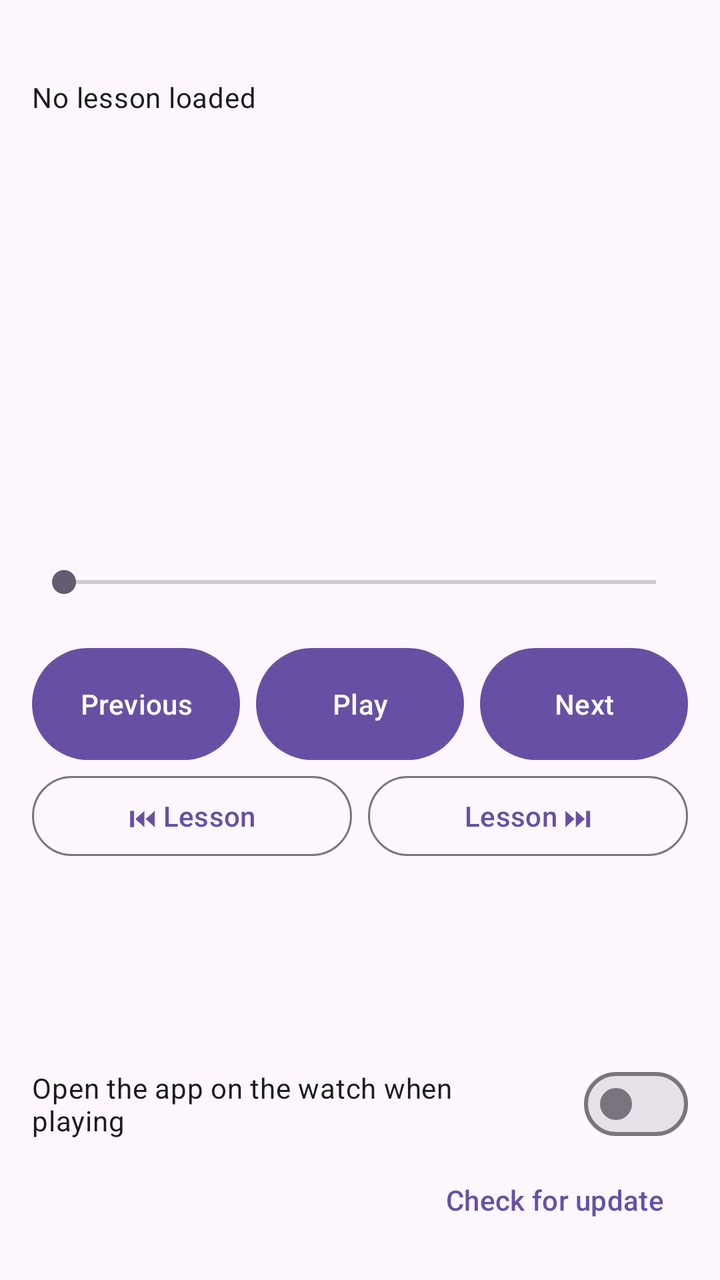
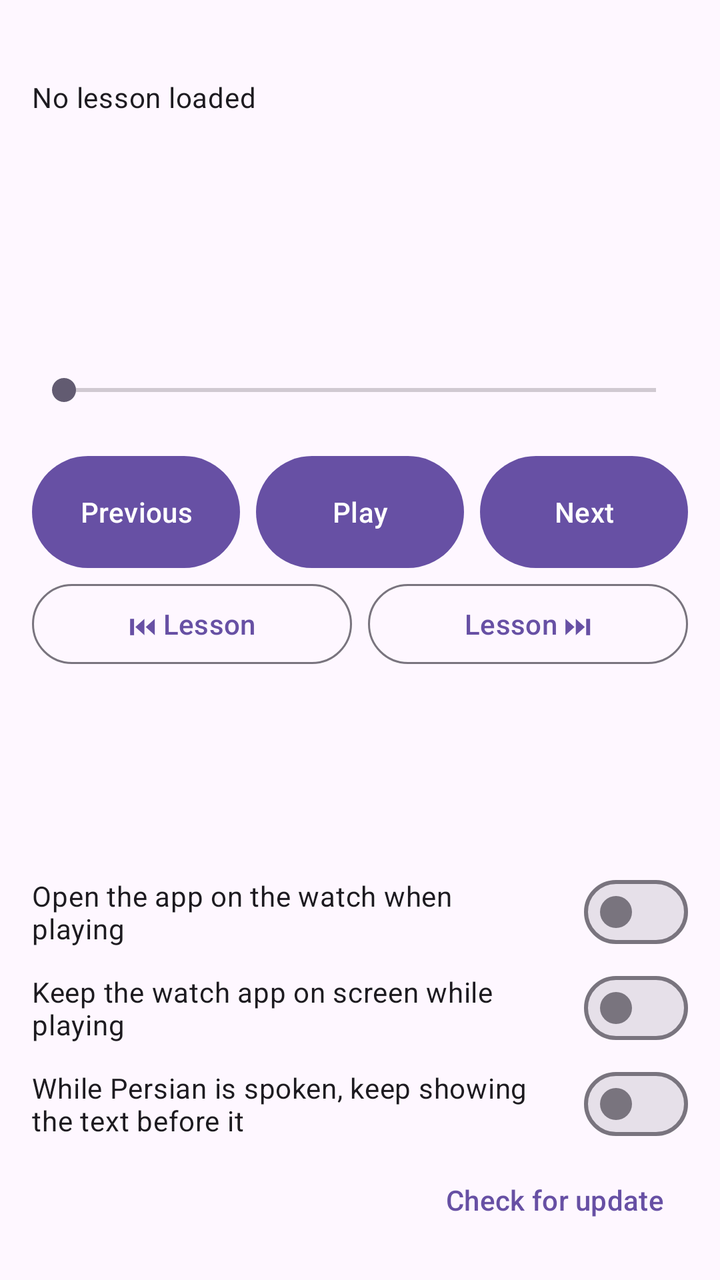

Screens rendered from an Android XML layout before and after an edit, with the pre-edit source and the edit as a unified diff.
<!-- AndroidManifest.xml: application theme Theme.LessonSubtitles -->
<!-- res/layout/panel_player.xml -->
<?xml version="1.0" encoding="utf-8"?>
<LinearLayout xmlns:android="http://schemas.android.com/apk/res/android"
    android:id="@+id/playerPanel"
    android:layout_width="match_parent"
    android:layout_height="match_parent"
    android:orientation="vertical"
    android:padding="16dp">

    <TextView
        android:id="@+id/queueInfo"
        android:layout_width="match_parent"
        android:layout_height="wrap_content"
        android:ellipsize="end"
        android:singleLine="true"
        android:textAppearance="?attr/textAppearanceLabelLarge" />

    <TextView
        android:id="@+id/lessonTitle"
        android:layout_width="match_parent"
        android:layout_height="wrap_content"
        android:layout_marginTop="4dp"
        android:ellipsize="middle"
        android:singleLine="true"
        android:text="@string/no_lesson"
        android:textAppearance="?attr/textAppearanceBodyMedium" />

    <TextView
        android:id="@+id/segmentText"
        android:layout_width="match_parent"
        android:layout_height="0dp"
        android:layout_weight="1"
        android:autoSizeMaxTextSize="48sp"
        android:autoSizeMinTextSize="14sp"
        android:autoSizeTextType="uniform"
        android:gravity="center"
        android:padding="8dp"
        android:textColor="?android:attr/textColorPrimary" />

    <TextView
        android:id="@+id/segmentInfo"
        android:layout_width="match_parent"
        android:layout_height="wrap_content"
        android:gravity="center"
        android:textAppearance="?attr/textAppearanceBodySmall" />

    <TextView
        android:id="@+id/timeText"
        android:layout_width="match_parent"
        android:layout_height="wrap_content"
        android:layout_marginTop="4dp"
        android:gravity="center"
        android:textAppearance="?attr/textAppearanceBodyLarge" />

    <SeekBar
        android:id="@+id/seekBar"
        android:layout_width="match_parent"
        android:layout_height="wrap_content"
        android:layout_marginTop="4dp"
        android:paddingVertical="8dp" />

    
    <LinearLayout
        android:layout_width="match_parent"
        android:layout_height="wrap_content"
        android:layout_marginTop="12dp"
        android:orientation="horizontal">

        <Button
            android:id="@+id/prevButton"
            android:layout_width="0dp"
            android:layout_height="64dp"
            android:layout_weight="1"
            android:text="@string/previous" />

        <Button
            android:id="@+id/playButton"
            android:layout_width="0dp"
            android:layout_height="64dp"
            android:layout_marginHorizontal="8dp"
            android:layout_weight="1"
            android:text="@string/play" />

        <Button
            android:id="@+id/nextButton"
            android:layout_width="0dp"
            android:layout_height="64dp"
            android:layout_weight="1"
            android:text="@string/next" />
    </LinearLayout>

    
    <LinearLayout
        android:layout_width="match_parent"
        android:layout_height="wrap_content"
        android:orientation="horizontal">

        <Button
            android:id="@+id/prevLessonButton"
            style="?attr/materialButtonOutlinedStyle"
            android:layout_width="0dp"
            android:layout_height="wrap_content"
            android:layout_marginEnd="4dp"
            android:layout_weight="1"
            android:text="@string/previous_lesson" />

        <Button
            android:id="@+id/nextLessonButton"
            style="?attr/materialButtonOutlinedStyle"
            android:layout_width="0dp"
            android:layout_height="wrap_content"
            android:layout_marginStart="4dp"
            android:layout_weight="1"
            android:text="@string/next_lesson" />
    </LinearLayout>

    <Button
        android:id="@+id/endModeButton"
        style="?attr/borderlessButtonStyle"
        android:layout_width="match_parent"
        android:layout_height="wrap_content" />

    <Button
        android:id="@+id/speedButton"
        style="?attr/borderlessButtonStyle"
        android:layout_width="match_parent"
        android:layout_height="wrap_content" />

    <com.google.android.material.materialswitch.MaterialSwitch
        android:id="@+id/autoOpenSwitch"
        android:layout_width="match_parent"
        android:layout_height="wrap_content"
        android:text="@string/auto_open_watch" />

    <LinearLayout
        android:layout_width="match_parent"
        android:layout_height="wrap_content"
        android:gravity="center_vertical"
        android:orientation="horizontal">

        <TextView
            android:id="@+id/watchStatus"
            android:layout_width="0dp"
            android:layout_height="wrap_content"
            android:layout_weight="1"
            android:textAppearance="?attr/textAppearanceBodySmall" />

        <TextView
            android:id="@+id/versionText"
            android:layout_width="wrap_content"
            android:layout_height="wrap_content"
            android:textAppearance="?attr/textAppearanceBodySmall" />

        <Button
            android:id="@+id/updateButton"
            style="?attr/borderlessButtonStyle"
            android:layout_width="wrap_content"
            android:layout_height="wrap_content"
            android:text="@string/check_update" />
    </LinearLayout>
</LinearLayout>
<!-- resources referenced by this layout -->
<resources>
  <string name="auto_open_watch">Open the app on the watch when playing</string>
  <string name="check_update">Check for update</string>
  <string name="next">Next</string>
  <string name="next_lesson">Lesson ⏭</string>
  <string name="no_lesson">No lesson loaded</string>
  <string name="play">Play</string>
  <string name="previous">Previous</string>
  <string name="previous_lesson">⏮ Lesson</string>
  <style name="Theme.LessonSubtitles" parent="Theme.Material3.DayNight.NoActionBar" />
</resources>

<!-- the commit's change to res/layout/panel_player.xml (unified diff, before → after) -->
@@ -131,6 +131,18 @@
         android:layout_height="wrap_content"
         android:text="@string/auto_open_watch" />
 
+    <com.google.android.material.materialswitch.MaterialSwitch
+        android:id="@+id/keepWatchOpenSwitch"
+        android:layout_width="match_parent"
+        android:layout_height="wrap_content"
+        android:text="@string/keep_watch_open" />
+
+    <com.google.android.material.materialswitch.MaterialSwitch
+        android:id="@+id/holdTextSwitch"
+        android:layout_width="match_parent"
+        android:layout_height="wrap_content"
+        android:text="@string/hold_text" />
+
     <LinearLayout
         android:layout_width="match_parent"
         android:layout_height="wrap_content"
<!-- resource entries referenced after the edit -->
@@ -2,6 +2,8 @@
 <resources>
   <string name="auto_open_watch">Open the app on the watch when playing</string>
   <string name="check_update">Check for update</string>
+  <string name="hold_text">While Persian is spoken, keep showing the text before it</string>
+  <string name="keep_watch_open">Keep the watch app on screen while playing</string>
   <string name="next">Next</string>
   <string name="next_lesson">Lesson ⏭</string>
   <string name="no_lesson">No lesson loaded</string>
